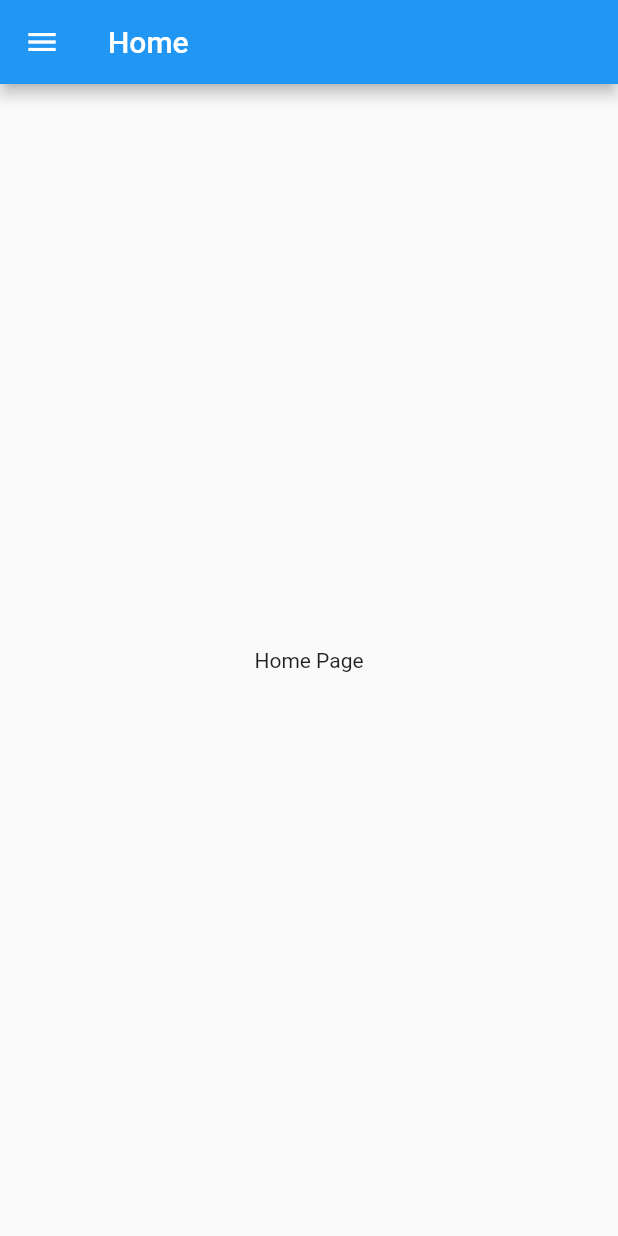
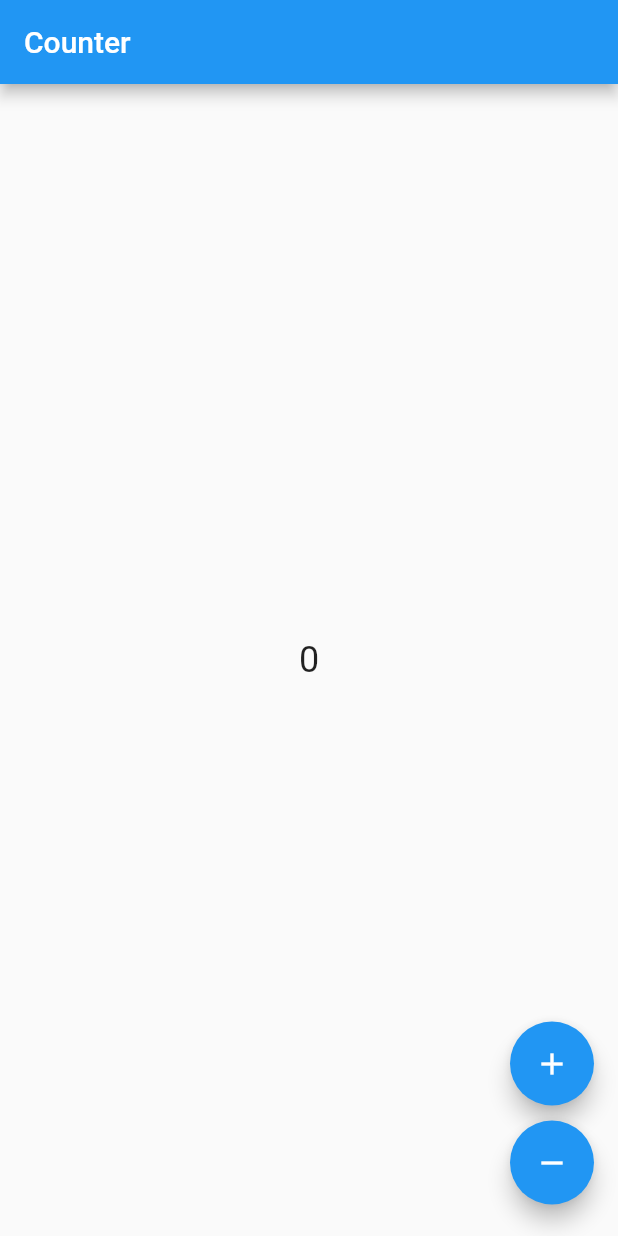
Before and after one commit to arameshraju/learn-flutter, a Flutter app: the screen it shows after launch, on a phone screen of 412 x 824 dp. Run offline on Flutter 3.47's test engine with Material 2 defaults, Android fonts, the phone set to English and light mode, and no system bars; our stand-ins replace flutter_bloc.

Commit message:
Bloc Property

```diff
--- /dev/null
+++ b/lib/bloc/counter/CounterBloc.dart
@@ -0,0 +1,20 @@
+import 'package:flutter_bloc/flutter_bloc.dart';
+
+import 'CounterEvents.dart';
+
+class CounterBloc extends Bloc<CounterEvent, int> {
+  @override
+  int get initialState => 0;
+
+  @override
+  Stream<int> mapEventToState(CounterEvent event) async* {
+    switch (event) {
+      case CounterEvent.decrement:
+        yield state - 1;
+        break;
+      case CounterEvent.increment:
+        yield state + 1;
+        break;
+    }
+  }
+}
--- /dev/null
+++ b/lib/bloc/counter/CounterEvents.dart
@@ -0,0 +1 @@
+enum CounterEvent { increment, decrement }
--- /dev/null
+++ b/lib/bloc/counter/CounterPage.dart
@@ -0,0 +1,52 @@
+
+import 'package:flutter/cupertino.dart';
+import 'package:flutter/material.dart';
+import 'package:flutter_bloc/flutter_bloc.dart';
+
+import 'CounterBloc.dart';
+import 'CounterEvents.dart';
+
+class CounterPage extends StatelessWidget {
+  @override
+  Widget build(BuildContext context) {
+    final CounterBloc counterBloc = BlocProvider.of<CounterBloc>(context);
+
+    return Scaffold(
+      appBar: AppBar(title: Text('Counter')),
+      body: BlocBuilder<CounterBloc, int>(
+        builder: (context, count) {
+          return Center(
+            child: Text(
+              '$count',
+              style: TextStyle(fontSize: 24.0),
+            ),
+          );
+        },
+      ),
+      floatingActionButton: Column(
+        crossAxisAlignment: CrossAxisAlignment.end,
+        mainAxisAlignment: MainAxisAlignment.end,
+        children: <Widget>[
+          Padding(
+            padding: EdgeInsets.symmetric(vertical: 5.0),
+            child: FloatingActionButton(
+              child: Icon(Icons.add),
+              onPressed: () {
+                counterBloc.add(CounterEvent.increment);
+              },
+            ),
+          ),
+          Padding(
+            padding: EdgeInsets.symmetric(vertical: 5.0),
+            child: FloatingActionButton(
+              child: Icon(Icons.remove),
+              onPressed: () {
+                counterBloc.add(CounterEvent.decrement);
+              },
+            ),
+          ),
+        ],
+      ),
+    );
+  }
+}
--- /dev/null
+++ b/lib/bloc/counter/CouterApp.dart
@@ -0,0 +1,19 @@
+
+import 'package:flutter/material.dart';
+import 'package:flutter_bloc/flutter_bloc.dart';
+
+import 'CounterBloc.dart';
+import 'CounterPage.dart';
+
+class CounterApp extends StatelessWidget {
+  @override
+  Widget build(BuildContext context) {
+    return MaterialApp(
+      title: 'Flutter Demo',
+      home: BlocProvider<CounterBloc>(
+        create: (context) => CounterBloc(),
+        child: CounterPage(),
+      ),
+    );
+  }
+}
--- a/lib/main.dart
+++ b/lib/main.dart
@@ -5,7 +5,8 @@ import 'SimpleColumn.dart';
 import 'SimpleImage.dart';
 import 'SimplePage.dart';
 import 'SimpleRow.dart';
+import 'bloc/counter/CouterApp.dart';
 
 void main() {
-  runApp(DrawerApp());
+  runApp(CounterApp());
 }
--- a/pubspec.yaml
+++ b/pubspec.yaml
@@ -23,7 +23,8 @@ environment:
 dependencies:
   flutter:
     sdk: flutter
-
+  flutter_bloc: ^4.0.0
+  meta: ^1.1.6
 
   # The following adds the Cupertino Icons font to your application.
   # Use with the CupertinoIcons class for iOS style icons.
@@ -32,6 +33,8 @@ dependencies:
 dev_dependencies:
   flutter_test:
     sdk: flutter
+  flutter_bloc: ^4.0.0
+  meta: ^1.1.6
 
 # For information on the generic Dart part of this file, see the
 # following page: https://dart.dev/tools/pub/pubspec
```
Also changed, not shown: pubspec.lock, 1 other file.
